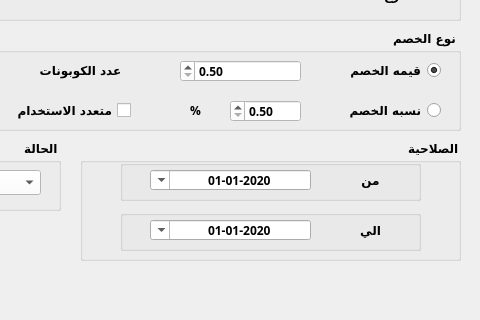
Qt form presentation/coupon_ui/editCoupon.ui (shymaa123456/HyperPOS2020) before a commit; both pictures show x 320 to 800 and y 180 to 500 of the 800 by 500 pixel window.
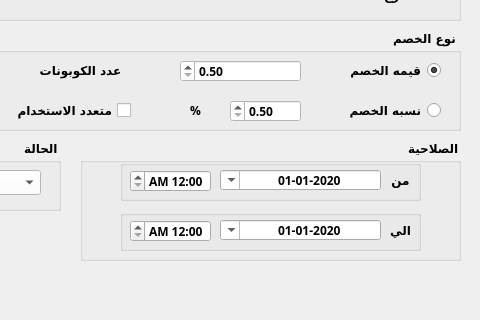
The same form after that commit.

```diff
--- a/presentation/coupon_ui/editCoupon.ui
+++ b/presentation/coupon_ui/editCoupon.ui
@@ -259,9 +259,9 @@
   <widget class="QLabel" name="desc_3">
    <property name="geometry">
     <rect>
-     <x>640</x>
+     <x>700</x>
      <y>350</y>
-     <width>101</width>
+     <width>41</width>
      <height>21</height>
     </rect>
    </property>
@@ -286,9 +286,9 @@
   <widget class="QLabel" name="desc_4">
    <property name="geometry">
     <rect>
-     <x>640</x>
+     <x>700</x>
      <y>400</y>
-     <width>101</width>
+     <width>41</width>
      <height>21</height>
     </rect>
    </property>
@@ -316,7 +316,7 @@
   <widget class="QDateTimeEdit" name="Qdate_to">
    <property name="geometry">
     <rect>
-     <x>470</x>
+     <x>540</x>
      <y>400</y>
      <width>161</width>
      <height>20</height>
@@ -359,7 +359,7 @@
   <widget class="QDateTimeEdit" name="Qdate_from">
    <property name="geometry">
     <rect>
-     <x>470</x>
+     <x>540</x>
      <y>350</y>
      <width>161</width>
      <height>20</height>
@@ -773,6 +773,32 @@
    <property name="title">
     <string>الصلاحية</string>
    </property>
+   <widget class="QTimeEdit" name="Qtime_from">
+    <property name="geometry">
+     <rect>
+      <x>50</x>
+      <y>30</y>
+      <width>81</width>
+      <height>22</height>
+     </rect>
+    </property>
+    <property name="displayFormat">
+     <string>mm:hh AP</string>
+    </property>
+   </widget>
+   <widget class="QTimeEdit" name="Qtime_to">
+    <property name="geometry">
+     <rect>
+      <x>50</x>
+      <y>80</y>
+      <width>81</width>
+      <height>22</height>
+     </rect>
+    </property>
+    <property name="displayFormat">
+     <string>mm:hh AP</string>
+    </property>
+   </widget>
   </widget>
   <widget class="QGroupBox" name="groupBox_5">
    <property name="geometry">
```
